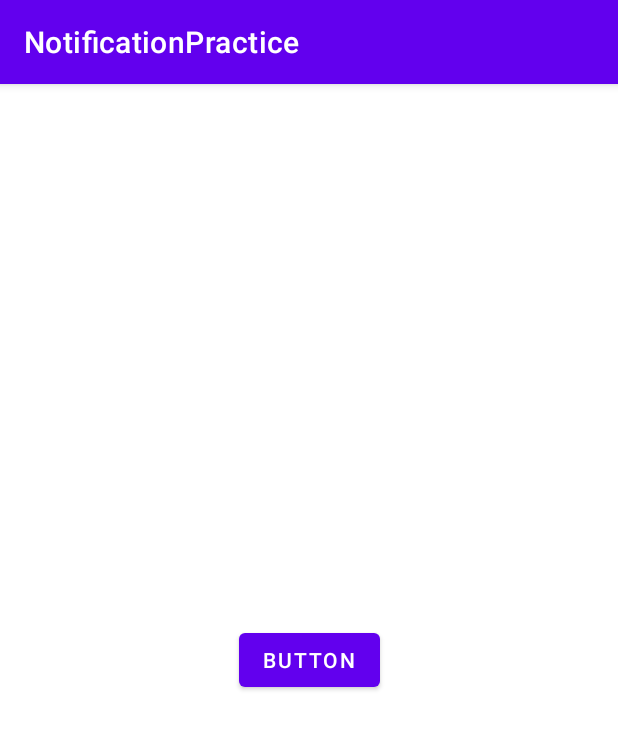
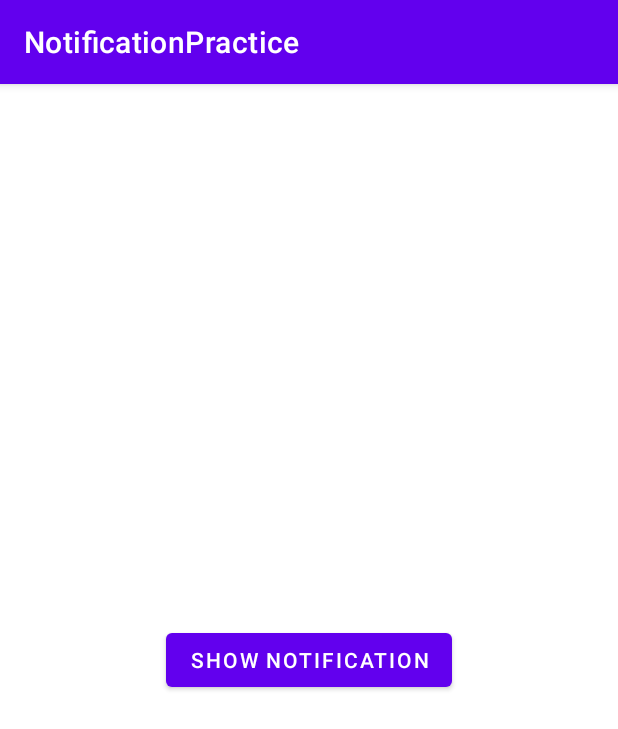
Before and after one commit to ois0886/3_2_Android_tt, an Android app: the screen it shows after launch (MainActivity), on a phone screen of 412 x 824 dp. Shown: the top 729 px of the screen. Run offline under Robolectric (Android 15) with nearby library versions, the phone set to English and light mode, and no system bars.

Commit message:
버튼 이름 수정

```diff
--- a/NotificationPractice/app/src/main/res/layout/activity_main.xml
+++ b/NotificationPractice/app/src/main/res/layout/activity_main.xml
@@ -10,7 +10,7 @@
         android:id="@+id/button"
         android:layout_width="wrap_content"
         android:layout_height="wrap_content"
-        android:text="Button"
+        android:text="@string/button_name"
         app:layout_constraintBottom_toBottomOf="parent"
         app:layout_constraintEnd_toEndOf="parent"
         app:layout_constraintStart_toStartOf="parent"
--- a/NotificationPractice/app/src/main/res/values/strings.xml
+++ b/NotificationPractice/app/src/main/res/values/strings.xml
@@ -1,3 +1,4 @@
 <resources>
     <string name="app_name">NotificationPractice</string>
+    <string name="button_name">SHOW NOTIFICATION</string>
 </resources>
```
